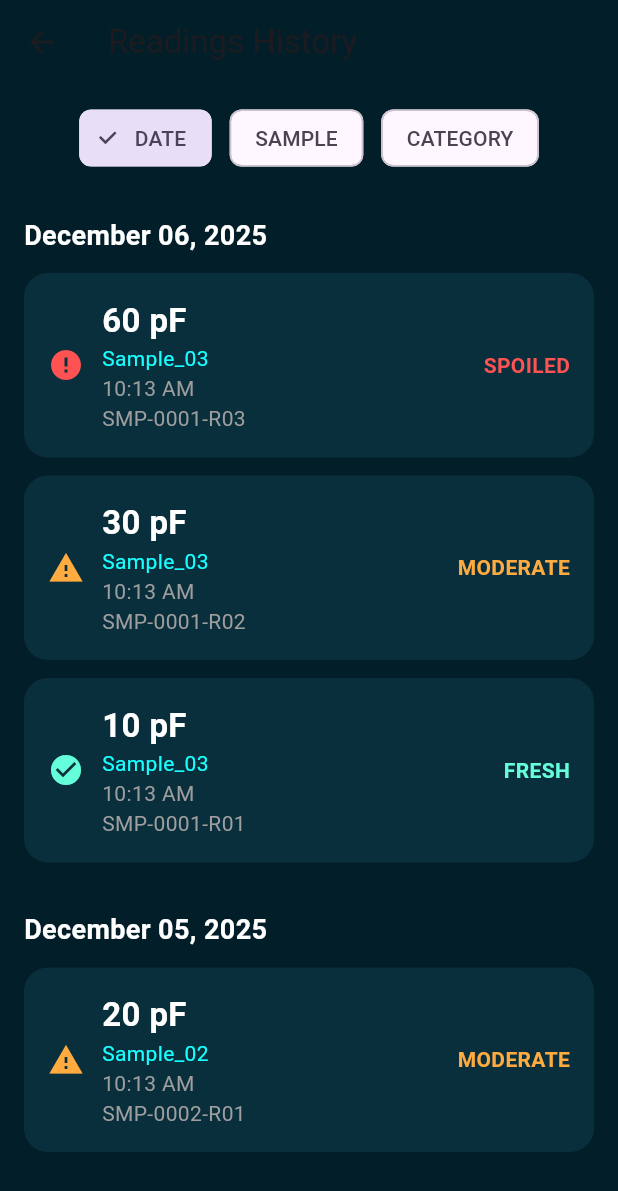
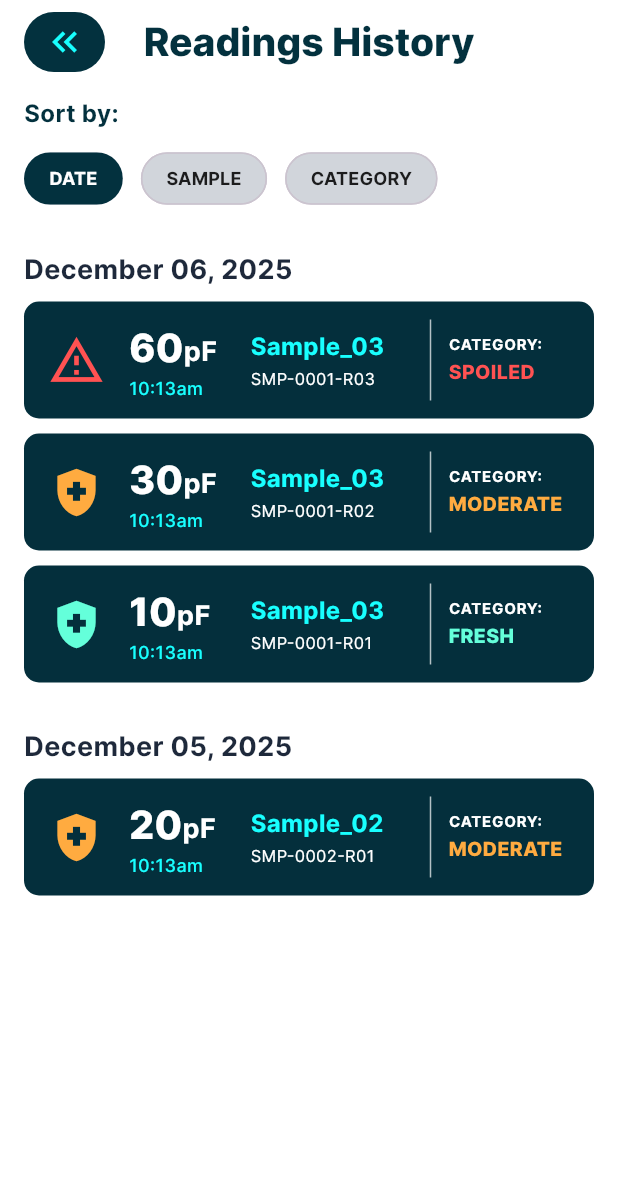
Before and after one commit to Dyan-p0l/THESIS_APP, a Flutter app: the HistoryPage screen opened by its route, on a phone screen of 412 x 824 dp. Shown: the top 1191 px of the screen. Run offline on Flutter 3.47's test engine with Material 3 defaults, Android fonts, the phone set to English and light mode, and no system bars; our stand-ins replace liquid_swipe.

Commit message:
light theme added

```diff
--- a/lib/history/history_page.dart
+++ b/lib/history/history_page.dart
@@ -49,15 +49,40 @@ class _HistoryPageState extends State<HistoryPage> {
   @override
   Widget build(BuildContext context) {
     final grouped = groupByDate(sortedReadings);
+    const Color darkTeal = Color(0xFF03313E); // Primary dark color from image
 
     return Scaffold(
-      backgroundColor: const Color(0xFF021E28),
+      backgroundColor: Colors.white, // Changed to white background
       appBar: AppBar(
-        backgroundColor: const Color(0xFF021E28),
+        backgroundColor: Colors.white,
         elevation: 0,
-        title: const Text("Readings History"),
+        centerTitle: true,
+        leadingWidth: 70,
+        leading: Padding(
+          padding: const EdgeInsets.only(left: 16.0, top: 8.0, bottom: 8.0),
+          child: Container(
+            decoration: BoxDecoration(
+              color: darkTeal,
+              borderRadius: BorderRadius.circular(20),
+            ),
+            child: const Icon(
+              Icons.keyboard_double_arrow_left,
+              color: Colors.cyanAccent,
+              size: 28,
+            ),
+          ),
+        ),
+        title: Text(
+          "Readings History",
+          style: TextStyle(
+            color: darkTeal,
+            fontWeight: FontWeight.w800,
+            fontSize: 26,
+          ),
+        ),
       ),
       body: Column(
+        crossAxisAlignment: CrossAxisAlignment.start,
         children: [
           _buildSortSelector(),
           Expanded(
@@ -69,24 +94,29 @@ class _HistoryPageState extends State<HistoryPage> {
                     ),
                   )
                 : ListView(
-                    padding: const EdgeInsets.all(16),
+                    padding: const EdgeInsets.symmetric(
+                      horizontal: 16,
+                      vertical: 8,
+                    ),
                     children: grouped.entries.map((entry) {
                       return Column(
                         crossAxisAlignment: CrossAxisAlignment.start,
                         children: [
-                          Text(
+                          Padding(
+                            padding: const EdgeInsets.symmetric(vertical: 8.0),
+                            child: Text(
                               entry.key,
                               style: const TextStyle(
-                              color: Colors.white,
+                                color: Color(0xFF1E293B), // Dark text for date
                                 fontSize: 18,
                                 fontWeight: FontWeight.w600,
                               ),
                             ),
-                          const SizedBox(height: 12),
+                          ),
                           ...entry.value
                               .map((reading) => _buildReadingCard(reading))
                               .toList(),
-                          const SizedBox(height: 20),
+                          const SizedBox(height: 12),
                         ],
                       );
                     }).toList(),
@@ -99,21 +129,51 @@ class _HistoryPageState extends State<HistoryPage> {
 
   Widget _buildSortSelector() {
     return Padding(
-      padding: const EdgeInsets.all(12),
-      child: Row(
-        mainAxisAlignment: MainAxisAlignment.center,
+      padding: const EdgeInsets.symmetric(horizontal: 16.0, vertical: 8.0),
+      child: Column(
+        crossAxisAlignment: CrossAxisAlignment.start,
+        children: [
+          const Text(
+            "Sort by:",
+            style: TextStyle(
+              fontSize: 16,
+              fontWeight: FontWeight.w600,
+              color: Color(0xFF03313E),
+            ),
+          ),
+          const SizedBox(height: 8),
+          Row(
             children: SortType.values.map((type) {
+              final isSelected = selectedSort == type;
               return Padding(
-            padding: const EdgeInsets.symmetric(horizontal: 6),
+                padding: const EdgeInsets.only(right: 12),
                 child: ChoiceChip(
                   label: Text(type.name.toUpperCase()),
-              selected: selectedSort == type,
+                  selected: isSelected,
+                  showCheckmark: false,
+                  labelStyle: TextStyle(
+                    color: isSelected ? Colors.white : Colors.black87,
+                    fontWeight: FontWeight.bold,
+                    fontSize: 12,
+                  ),
+                  backgroundColor: const Color(
+                    0xFFD1D5DB,
+                  ), // Light grey for unselected
+                  selectedColor: const Color(
+                    0xFF03313E,
+                  ), // Dark teal for selected
+                  shape: RoundedRectangleBorder(
+                    borderRadius: BorderRadius.circular(20),
+                    side: BorderSide.none,
+                  ),
                   onSelected: (_) {
                     setState(() => selectedSort = type);
                   },
                 ),
               );
             }).toList(),
+          ),
+        ],
       ),
     );
   }
@@ -122,61 +182,140 @@ class _HistoryPageState extends State<HistoryPage> {
     Color statusColor;
     IconData icon;
 
+    // Matching the icons and colors as closely as possible to the mockup
     switch (reading.category) {
       case FreshnessCategory.fresh:
         statusColor = Colors.tealAccent;
-        icon = Icons.check_circle;
+        icon = Icons.health_and_safety;
         break;
       case FreshnessCategory.moderate:
         statusColor = Colors.orangeAccent;
-        icon = Icons.warning;
+        icon = Icons.health_and_safety;
         break;
       case FreshnessCategory.spoiled:
         statusColor = Colors.redAccent;
-        icon = Icons.error;
+        icon = Icons.report_problem_outlined;
         break;
     }
 
     return Container(
-      margin: const EdgeInsets.only(bottom: 12),
-      padding: const EdgeInsets.all(16),
+      margin: const EdgeInsets.only(bottom: 10),
+      padding: const EdgeInsets.symmetric(horizontal: 16, vertical: 12),
       decoration: BoxDecoration(
-        color: const Color(0xFF0A2F3C),
-        borderRadius: BorderRadius.circular(16),
+        color: const Color(0xFF042F3C), // Deep navy/teal card background
+        borderRadius: BorderRadius.circular(10),
       ),
+      child: IntrinsicHeight(
         child: Row(
           children: [
-          Icon(icon, color: statusColor),
-          const SizedBox(width: 12),
+            // 1. Icon Section
+            Icon(icon, color: statusColor, size: 38),
+            const SizedBox(width: 16),
+
+            // 2. Capacitance & Time Section
             Expanded(
+              flex: 3,
               child: Column(
                 crossAxisAlignment: CrossAxisAlignment.start,
+                mainAxisAlignment: MainAxisAlignment.center,
+                children: [
+                  Row(
+                    crossAxisAlignment: CrossAxisAlignment.baseline,
+                    textBaseline: TextBaseline.alphabetic,
                     children: [
                       Text(
-                  "${reading.capacitance.toStringAsFixed(0)} pF",
+                        reading.capacitance.toStringAsFixed(0),
                         style: const TextStyle(
-                    fontSize: 22,
+                          fontSize: 26,
+                          fontWeight: FontWeight.w800,
+                          color: Colors.white,
+                        ),
+                      ),
+                      const Text(
+                        "pF",
+                        style: TextStyle(
+                          fontSize: 18,
                           fontWeight: FontWeight.bold,
                           color: Colors.white,
                         ),
                       ),
-                Text(
-                  reading.sampleLabel,
-                  style: const TextStyle(color: Colors.cyanAccent),
+                    ],
                   ),
                   Text(
-                  DateFormat('hh:mm a').format(reading.timestamp),
-                  style: const TextStyle(color: Colors.grey),
+                    DateFormat(
+                      'hh:mma',
+                    ).format(reading.timestamp).toLowerCase(),
+                    style: const TextStyle(
+                      color: Colors.cyanAccent,
+                      fontSize: 12,
+                      fontWeight: FontWeight.w500,
                     ),
-                Text(reading.id, style: const TextStyle(color: Colors.grey)),
+                  ),
                 ],
               ),
             ),
+
+            // 3. Sample Label & ID Section
+            Expanded(
+              flex: 4,
+              child: Column(
+                crossAxisAlignment: CrossAxisAlignment.start,
+                mainAxisAlignment: MainAxisAlignment.center,
+                children: [
+                  Text(
+                    reading.sampleLabel,
+                    style: const TextStyle(
+                      color: Colors.cyanAccent,
+                      fontSize: 16,
+                      fontWeight: FontWeight.bold,
+                    ),
+                  ),
+                  const SizedBox(height: 2),
+                  Text(
+                    reading.id,
+                    style: const TextStyle(color: Colors.white, fontSize: 11),
+                  ),
+                ],
+              ),
+            ),
+
+            // 4. Vertical Divider
+            const VerticalDivider(
+              color: Colors.white70,
+              thickness: 1,
+              width: 24,
+            ),
+
+            // 5. Category Status Section
+            Expanded(
+              flex: 3,
+              child: Column(
+                crossAxisAlignment: CrossAxisAlignment.start,
+                mainAxisAlignment: MainAxisAlignment.center,
+                children: [
+                  const Text(
+                    "CATEGORY:",
+                    style: TextStyle(
+                      color: Colors.white,
+                      fontSize: 10,
+                      fontWeight: FontWeight.w600,
+                      letterSpacing: 0.5,
+                    ),
+                  ),
+                  const SizedBox(height: 2),
                   Text(
                     reading.category.name.toUpperCase(),
-            style: TextStyle(color: statusColor, fontWeight: FontWeight.bold),
+                    style: TextStyle(
+                      color: statusColor,
+                      fontWeight: FontWeight.w800,
+                      fontSize: 13,
+                    ),
                   ),
                 ],
+              ),
+            ),
+          ],
+        ),
       ),
     );
   }
--- a/lib/main.dart
+++ b/lib/main.dart
@@ -16,8 +16,9 @@ class MyApp extends StatelessWidget {
       title: 'Flutter Demo',
       theme: ThemeData(
         colorScheme: ColorScheme.fromSeed(seedColor: Colors.deepPurple),
+        fontFamily: 'Inter',
       ),
-      home: const OnboardingScreen(),
+      home: const HistoryPage(),
       routes: {
         '/onboarding': (context) => const OnboardingScreen(),
         '/homepage': (context) => const Homepage(),
```
Lines whose indentation alone changed are shown as unchanged.
